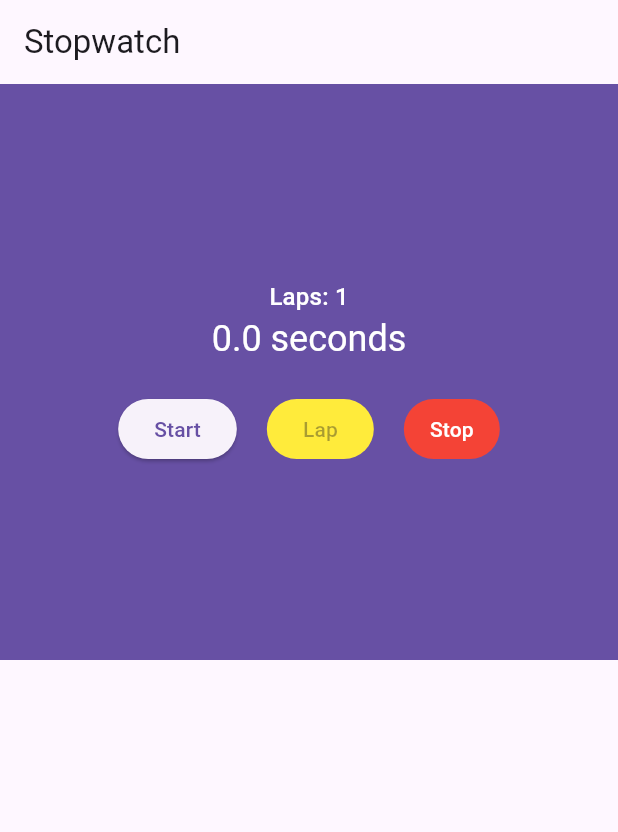
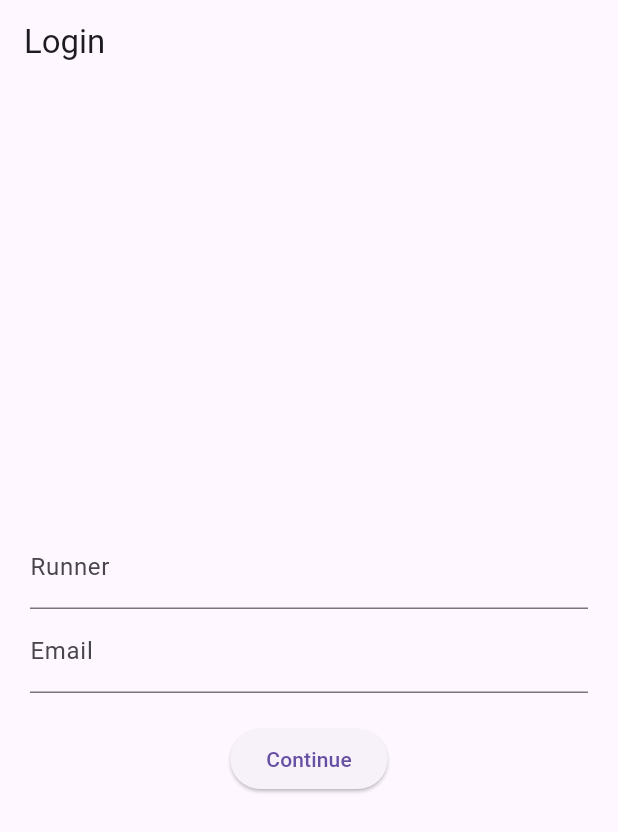
Before and after one commit to KhawajaTanzeelUrRehman/stopwatch, a Flutter app: the screen it shows after launch, on a phone screen of 412 x 824 dp. Shown: the top 832 px of the screen. Run offline on Flutter 3.47's test engine with Material 3 defaults, Android fonts, the phone set to English and light mode, and no system bars.

Commit message:
adding login screen in stopwatch app

```diff
--- /dev/null
+++ b/lib/login_screen.dart
@@ -0,0 +1,81 @@
+import 'package:flutter/material.dart';
+import './stopwatch.dart';
+
+
+class LoginScreen extends StatefulWidget {
+  const LoginScreen({super.key});
+
+  @override
+  State<LoginScreen> createState() => _LoginScreenState();
+}
+
+class _LoginScreenState extends State<LoginScreen> {
+  String name = '';
+  final _nameController = TextEditingController();
+  final _emailController = TextEditingController();
+  final _formKey = GlobalKey<FormState>();
+
+  @override
+  Widget build(BuildContext context) {
+    return Scaffold(
+      appBar: AppBar(
+        title: Text('Login'),
+      ),
+      body: Center(
+        child: _buildLoginForm(),
+      ),
+    );
+  }
+
+  void _validate() {
+    final form = _formKey.currentState;
+    if (!form!.validate()) {
+      return;
+    }
+    final name = _nameController.text;
+    final email = _emailController.text;
+    Navigator.of(context).pushReplacement(
+      MaterialPageRoute(
+        builder: (_) => StopWatch(name: name, email: email),
+      ),
+    );
+  }
+
+  Widget _buildLoginForm() {
+    return Form(
+        key: _formKey,
+        child: Padding(
+            padding: const EdgeInsets.all(20.0),
+            child: Column(
+              mainAxisAlignment: MainAxisAlignment.center,
+              children: [
+                TextFormField(
+                  controller: _nameController,
+                  decoration: const InputDecoration(labelText: 'Runner'),
+                  validator: (text) =>
+                      text!.isEmpty ? 'Enter the runner\'s name.' : null,
+                ),
+                TextFormField(
+                  controller: _emailController,
+                  keyboardType: TextInputType.emailAddress,
+                  decoration: const InputDecoration(labelText: 'Email'),
+                  validator: (text) {
+                    if (text!.isEmpty) {
+                      return 'Enter the runner\'s email.';
+                    }
+                    final regex = RegExp('[^@]+@[^\.]+\..+');
+                    if (!regex.hasMatch(text)) {
+                      return 'Enter a valid email';
+                    }
+                    return null;
+                  },
+                ),
+                SizedBox(height: 20),
+                ElevatedButton(
+                  child: Text('Continue'),
+                  onPressed: _validate,
+                ),
+              ],
+            )));
+  }
+}
--- a/lib/main.dart
+++ b/lib/main.dart
@@ -1,11 +1,13 @@
 import 'package:flutter/material.dart';
- import './stopwatch.dart';
- void main() => runApp(StopwatchApp());
- class StopwatchApp extends StatelessWidget {
+import './login_screen.dart';
+
+void main() => runApp(StopwatchApp());
+
+class StopwatchApp extends StatelessWidget {
   @override
   Widget build(BuildContext context) {
     return MaterialApp(
-      home: StopWatch(),
+      home: LoginScreen(),
     );
   }
- }
+}
--- a/lib/stopwatch.dart
+++ b/lib/stopwatch.dart
@@ -2,6 +2,10 @@ import 'dart:async';
 import 'package:flutter/material.dart';
 
 class StopWatch extends StatefulWidget {
+  final String name;
+  final String email;
+  const StopWatch({Key? key, required this.name, required this.email})
+      : super(key: key);
   @override
   State createState() => StopWatchState();
 }
@@ -36,7 +40,7 @@ class StopWatchState extends State<StopWatch> {
   Widget build(BuildContext context) {
     return Scaffold(
       appBar: AppBar(
-        title: Text('Stopwatch'),
+        title: Text(widget.name),
       ),
       body: Column(
         children: <Widget>[
```
